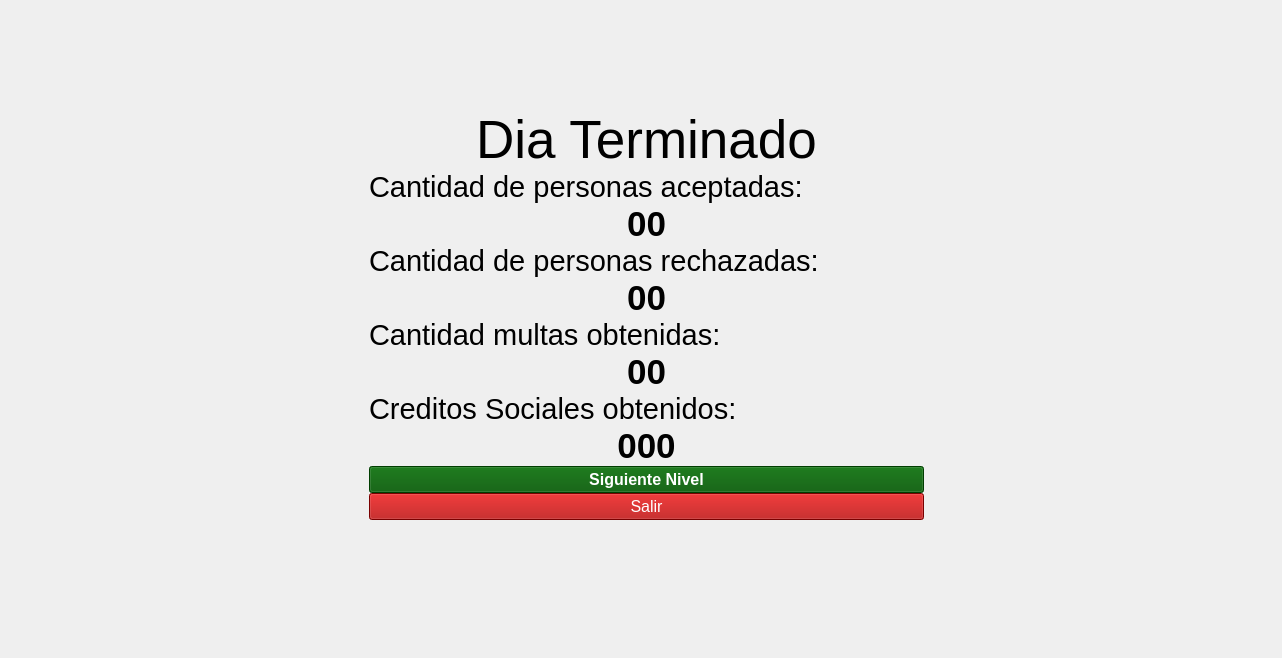
First picture: the form in PantallaFinal/pantallafinalnivel.ui, repository 0tomi/POO-TP, before the edit.
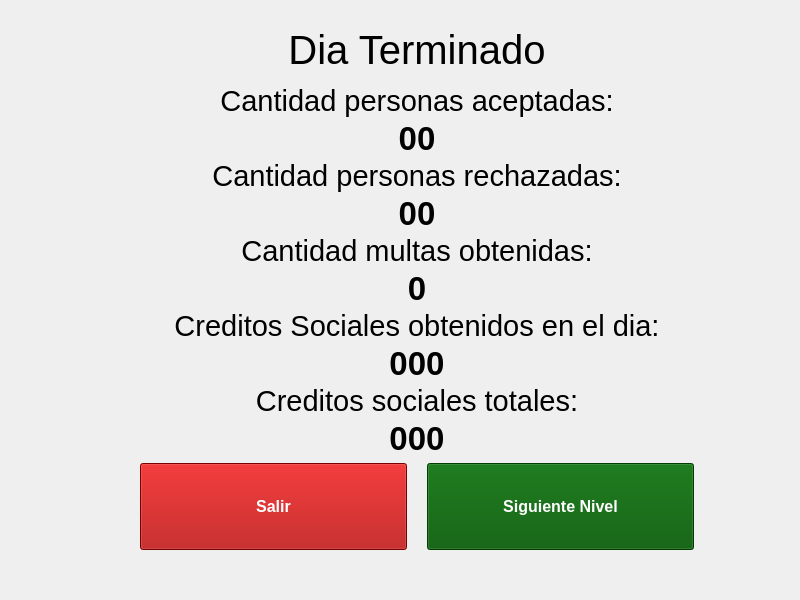
Second picture: the form after the edit. Icons and pictures are not drawn.

Commit message: implementacion layout PantallaFinalNivel

The edit to the form file:
```diff
--- a/PantallaFinal/pantallafinalnivel.ui
+++ b/PantallaFinal/pantallafinalnivel.ui
@@ -6,66 +6,72 @@
    <rect>
     <x>0</x>
     <y>0</y>
-    <width>1282</width>
-    <height>658</height>
+    <width>800</width>
+    <height>600</height>
    </rect>
   </property>
+  <property name="minimumSize">
+   <size>
+    <width>800</width>
+    <height>600</height>
+   </size>
+  </property>
+  <property name="maximumSize">
+   <size>
+    <width>1920</width>
+    <height>1080</height>
+   </size>
+  </property>
   <property name="windowTitle">
    <string>Form</string>
   </property>
+  <layout class="QVBoxLayout" name="verticalLayout">
+   <property name="leftMargin">
+    <number>0</number>
+   </property>
+   <property name="topMargin">
+    <number>0</number>
+   </property>
+   <property name="rightMargin">
+    <number>0</number>
+   </property>
+   <property name="bottomMargin">
+    <number>0</number>
+   </property>
+   <item>
   <widget class="QWidget" name="fondo" native="true">
-   <property name="geometry">
-    <rect>
-     <x>-1</x>
-     <y>-1</y>
-     <width>1301</width>
-     <height>671</height>
-    </rect>
-   </property>
    <property name="styleSheet">
     <string notr="true">#fondo{
 	border-image: url(:/Resources/escritorio2.png);
 }</string>
    </property>
-   <widget class="QWidget" name="layoutWidget">
-    <property name="geometry">
-     <rect>
-      <x>370</x>
-      <y>40</y>
-      <width>555</width>
-      <height>551</height>
-     </rect>
-    </property>
-    <layout class="QFormLayout" name="formLayout">
-     <property name="fieldGrowthPolicy">
-      <enum>QFormLayout::AllNonFixedFieldsGrow</enum>
-     </property>
-     <property name="rowWrapPolicy">
-      <enum>QFormLayout::DontWrapRows</enum>
-     </property>
-     <property name="labelAlignment">
-      <set>Qt::AlignCenter</set>
-     </property>
-     <property name="formAlignment">
-      <set>Qt::AlignCenter</set>
-     </property>
-     <property name="horizontalSpacing">
-      <number>0</number>
-     </property>
-     <property name="verticalSpacing">
-      <number>0</number>
-     </property>
-     <item row="5" column="1">
+     <layout class="QVBoxLayout" name="verticalLayout_2">
+      <property name="spacing">
+       <number>2</number>
+      </property>
+      <property name="leftMargin">
+       <number>40</number>
+      </property>
+      <property name="topMargin">
+       <number>18</number>
+      </property>
+      <property name="rightMargin">
+       <number>6</number>
+      </property>
+      <property name="bottomMargin">
+       <number>50</number>
+      </property>
+      <item>
+       <widget class="QWidget" name="titulos" native="true">
+        <layout class="QHBoxLayout" name="horizontalLayout">
+         <item>
       <widget class="QLabel" name="title">
        <property name="font">
         <font>
          <family>MS Sans Serif</family>
-         <pointsize>40</pointsize>
-        </font>
-       </property>
-       <property name="styleSheet">
-        <string notr="true">border-image: transparent;</string>
-       </property>
+             <pointsize>30</pointsize>
+            </font>
+           </property>
        <property name="text">
         <string>Dia Terminado</string>
        </property>
@@ -74,34 +80,34 @@
        </property>
       </widget>
      </item>
-     <item row="9" column="1">
-      <widget class="QLabel" name="cantPersAcep_title">
+        </layout>
+       </widget>
+      </item>
+      <item>
+       <widget class="QLabel" name="cantPersAcept_title">
        <property name="font">
         <font>
          <family>MS Sans Serif</family>
          <pointsize>22</pointsize>
         </font>
        </property>
-       <property name="styleSheet">
-        <string notr="true">border-image: transparent;</string>
-       </property>
        <property name="text">
-        <string>Cantidad de personas aceptadas:</string>
+         <string>Cantidad personas aceptadas:</string>
+        </property>
+        <property name="alignment">
+         <set>Qt::AlignCenter</set>
        </property>
       </widget>
      </item>
-     <item row="10" column="1">
-      <widget class="QLabel" name="cantAcept_label">
+      <item>
+       <widget class="QLabel" name="cantPersAcept_label">
        <property name="font">
         <font>
          <family>MS Sans Serif</family>
-         <pointsize>26</pointsize>
+          <pointsize>25</pointsize>
          <bold>true</bold>
         </font>
        </property>
-       <property name="styleSheet">
-        <string notr="true">border-image: transparent;</string>
-       </property>
        <property name="text">
         <string>00</string>
        </property>
@@ -110,7 +116,7 @@
        </property>
       </widget>
      </item>
-     <item row="11" column="1">
+      <item>
       <widget class="QLabel" name="cantPersRech_title">
        <property name="font">
         <font>
@@ -118,26 +124,23 @@
          <pointsize>22</pointsize>
         </font>
        </property>
-       <property name="styleSheet">
-        <string notr="true">border-image: transparent;</string>
-       </property>
        <property name="text">
-        <string>Cantidad de personas rechazadas:</string>
+         <string>Cantidad personas rechazadas:</string>
+        </property>
+        <property name="alignment">
+         <set>Qt::AlignCenter</set>
        </property>
       </widget>
      </item>
-     <item row="12" column="1">
-      <widget class="QLabel" name="cantRech_label">
+      <item>
+       <widget class="QLabel" name="cantPersRech_label">
        <property name="font">
         <font>
          <family>MS Sans Serif</family>
-         <pointsize>26</pointsize>
+          <pointsize>25</pointsize>
          <bold>true</bold>
         </font>
        </property>
-       <property name="styleSheet">
-        <string notr="true">border-image: transparent;</string>
-       </property>
        <property name="text">
         <string>00</string>
        </property>
@@ -146,7 +149,7 @@
        </property>
       </widget>
      </item>
-     <item row="14" column="1">
+      <item>
       <widget class="QLabel" name="cantMultasObt_title">
        <property name="font">
         <font>
@@ -154,63 +157,90 @@
          <pointsize>22</pointsize>
         </font>
        </property>
-       <property name="styleSheet">
-        <string notr="true">border-image: transparent;</string>
-       </property>
        <property name="text">
         <string>Cantidad multas obtenidas:</string>
        </property>
-      </widget>
-     </item>
-     <item row="15" column="1">
+        <property name="alignment">
+         <set>Qt::AlignCenter</set>
+        </property>
+       </widget>
+      </item>
+      <item>
       <widget class="QLabel" name="cantMultasObt_label">
        <property name="font">
         <font>
          <family>MS Sans Serif</family>
-         <pointsize>26</pointsize>
+          <pointsize>25</pointsize>
          <bold>true</bold>
         </font>
        </property>
-       <property name="styleSheet">
-        <string notr="true">border-image: transparent;</string>
-       </property>
        <property name="text">
-        <string>00</string>
+         <string>0</string>
        </property>
        <property name="alignment">
         <set>Qt::AlignCenter</set>
        </property>
       </widget>
      </item>
-     <item row="17" column="1">
-      <widget class="QLabel" name="credsSocsObt_title">
+      <item>
+       <widget class="QLabel" name="credsSocsObtDia_title">
        <property name="font">
         <font>
          <family>MS Sans Serif</family>
          <pointsize>22</pointsize>
         </font>
        </property>
-       <property name="styleSheet">
-        <string notr="true">border-image: transparent;</string>
-       </property>
        <property name="text">
-        <string>Creditos Sociales obtenidos:</string>
-       </property>
-      </widget>
-     </item>
-     <item row="18" column="1">
-      <widget class="QLabel" name="credsSocsObt_label">
+         <string>Creditos Sociales obtenidos en el dia:</string>
+        </property>
+        <property name="alignment">
+         <set>Qt::AlignCenter</set>
+        </property>
+       </widget>
+      </item>
+      <item>
+       <widget class="QLabel" name="credsSocsObtDia_label">
        <property name="font">
         <font>
          <family>MS Sans Serif</family>
-         <pointsize>26</pointsize>
+          <pointsize>25</pointsize>
          <bold>true</bold>
         </font>
        </property>
-       <property name="styleSheet">
-        <string notr="true">border-image: transparent;</string>
-       </property>
+        <property name="text">
+         <string>000</string>
+        </property>
+        <property name="alignment">
+         <set>Qt::AlignCenter</set>
+        </property>
+       </widget>
+      </item>
+      <item>
+       <widget class="QLabel" name="credsSocsTot_title">
+        <property name="font">
+         <font>
+          <family>MS Sans Serif</family>
+          <pointsize>22</pointsize>
+         </font>
+        </property>
        <property name="text">
+         <string>Creditos sociales totales:</string>
+        </property>
+        <property name="alignment">
+         <set>Qt::AlignCenter</set>
+        </property>
+       </widget>
+      </item>
+      <item>
+       <widget class="QLabel" name="credsSocsTot_label">
+        <property name="font">
+         <font>
+          <family>MS Sans Serif</family>
+          <pointsize>25</pointsize>
+          <bold>true</bold>
+         </font>
+        </property>
+        <property name="text">
         <string>000</string>
        </property>
        <property name="alignment">
@@ -218,20 +248,50 @@
        </property>
       </widget>
      </item>
-     <item row="26" column="1">
+      <item>
+       <widget class="QWidget" name="botones" native="true">
+        <property name="sizePolicy">
+         <sizepolicy hsizetype="Preferred" vsizetype="Expanding">
+          <horstretch>0</horstretch>
+          <verstretch>0</verstretch>
+         </sizepolicy>
+        </property>
+        <property name="font">
+         <font>
+          <pointsize>9</pointsize>
+         </font>
+        </property>
+        <layout class="QHBoxLayout" name="horizontalLayout_2">
+         <property name="spacing">
+          <number>20</number>
+         </property>
+         <property name="leftMargin">
+          <number>100</number>
+         </property>
+         <property name="topMargin">
+          <number>4</number>
+         </property>
+         <property name="rightMargin">
+          <number>100</number>
+         </property>
+         <property name="bottomMargin">
+          <number>0</number>
+         </property>
+         <item>
       <widget class="QPushButton" name="salirBtn">
+           <property name="sizePolicy">
+            <sizepolicy hsizetype="Minimum" vsizetype="Expanding">
+             <horstretch>0</horstretch>
+             <verstretch>0</verstretch>
+            </sizepolicy>
+           </property>
        <property name="font">
         <font>
          <family>MS Sans Serif</family>
          <pointsize>12</pointsize>
-        </font>
-       </property>
-       <property name="cursor">
-        <cursorShape>PointingHandCursor</cursorShape>
-       </property>
-       <property name="layoutDirection">
-        <enum>Qt::LeftToRight</enum>
-       </property>
+             <bold>true</bold>
+            </font>
+           </property>
        <property name="styleSheet">
         <string notr="true">border-image: transparent;
 color: rgb(255, 255, 255);
@@ -242,8 +302,14 @@
        </property>
       </widget>
      </item>
-     <item row="23" column="1">
+         <item>
       <widget class="QPushButton" name="sigNivelBtn">
+           <property name="sizePolicy">
+            <sizepolicy hsizetype="Minimum" vsizetype="Expanding">
+             <horstretch>0</horstretch>
+             <verstretch>0</verstretch>
+            </sizepolicy>
+           </property>
        <property name="font">
         <font>
          <family>MS Sans Serif</family>
@@ -266,7 +332,11 @@
      </item>
     </layout>
    </widget>
-  </widget>
+      </item>
+     </layout>
+    </widget>
+   </item>
+  </layout>
  </widget>
  <resources/>
  <connections/>
```
Left out of the diff: 11 changed lines with no effect on the pictures. Lines whose indentation alone changed are shown as unchanged. The commit also changes 1 other file.
